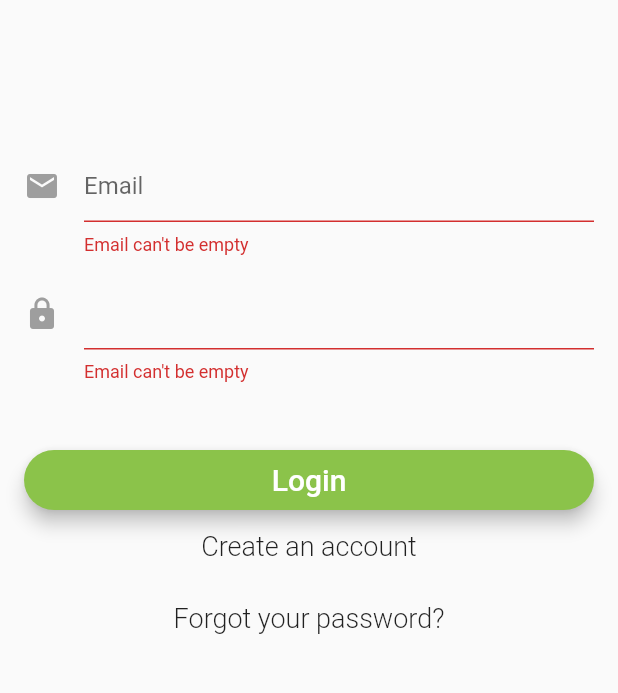
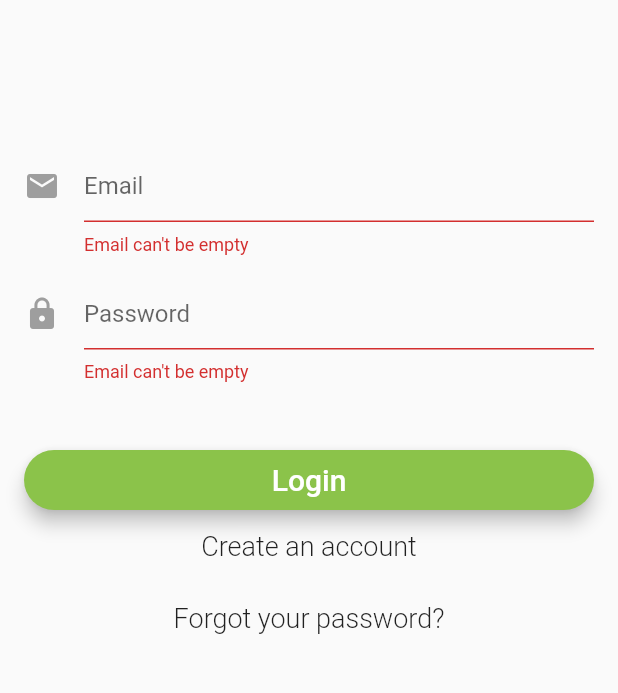
Before and after one commit to mcmalloy/ecoscope_app, a Flutter app: the screen it shows after launch, after a tap on "Login", on a phone screen of 412 x 824 dp, the part 378-1071 px from its top. Run offline on Flutter 3.47's test engine with Material 2 defaults, Android fonts, the phone set to English and light mode, and no system bars; our stand-ins replace firebase_auth, firebase_database, pie_chart; accounts and stored records are empty.

```diff
--- a/lib/models/MenuTabs.dart
+++ b/lib/models/MenuTabs.dart
@@ -3,7 +3,7 @@ import 'package:flutter/material.dart';
 //next level
 import 'package:ecoscope_app/pages/ProfileTab.dart';
 import 'package:ecoscope_app/pages/ElectricityMonitoringTab.dart';
-class OtherScreen extends StatelessWidget {
+class MenuTabs extends StatelessWidget {
   @override
   Widget build(BuildContext context) {
     return new DefaultTabController(
--- a/lib/pages/login_page.dart
+++ b/lib/pages/login_page.dart
@@ -26,7 +26,7 @@ class _LoginPageState extends State<LoginSignupPage> {
   FormMode _formMode = FormMode.LOGIN;
   bool _isIos;
   bool _isLoading;
-  String passwordText = "";
+  String passwordText = "Password";
 
   // Check if form is valid before performing login or signup
   bool _validateAndSave() {
@@ -44,6 +44,11 @@ class _LoginPageState extends State<LoginSignupPage> {
       _errorMessage = "";
       _isLoading = true;
     });
+    if(_formMode == FormMode.FORGOTPASSWORD){
+      print("EMAIL IN QUESTION: "+_email);
+      widget.auth.resetPassword(_email);
+    }
+    else {
       if (_validateAndSave()) {
         String userId = "";
         try {
@@ -73,6 +78,7 @@ class _LoginPageState extends State<LoginSignupPage> {
             } else
               _errorMessage = e.message;
           });
+        }
       }
     }
   }
@@ -152,8 +158,27 @@ class _LoginPageState extends State<LoginSignupPage> {
       },
     );
   }
-
+  // TODO: SUPER INDIAN CODE IN _showBody()!! We only want to display email field during password reset
   Widget _showBody(){
+    if(_formMode == FormMode.FORGOTPASSWORD){
+      return new Container(
+          padding: EdgeInsets.all(16.0),
+          child: new Form(
+            key: _formKey,
+            child: new ListView(
+              shrinkWrap: true,
+              children: <Widget>[
+                _showLogo(),
+                _showEmailInput(),
+                _showPrimaryButton(),
+                _showCreateAccountButton(),
+                _showErrorMessage(),
+                _showForgotPasswordButton()
+              ],
+            ),
+          ));
+    }
+    else{
       return new Container(
           padding: EdgeInsets.all(16.0),
           child: new Form(
@@ -171,6 +196,8 @@ class _LoginPageState extends State<LoginSignupPage> {
               ],
             ),
           ));
+    }
+
   }
 
   Widget _showErrorMessage() {
@@ -265,9 +292,10 @@ class _LoginPageState extends State<LoginSignupPage> {
           ),
         );
   }
+
   String _determineButton(){   // This String method determines what the textfield inside the Primary button should be.
     String buttonText="";
-    if(_formMode== FormMode.LOGIN){
+    if(_formMode == FormMode.LOGIN){
       buttonText = "Login";
       return buttonText;
     }
--- a/lib/pages/root_page.dart
+++ b/lib/pages/root_page.dart
@@ -2,6 +2,8 @@ import 'package:flutter/material.dart';
 import 'package:ecoscope_app/services/authentication.dart';
 import 'package:ecoscope_app/pages/home_page.dart';
 import 'package:ecoscope_app/pages/login_page.dart';
+import 'package:ecoscope_app/models/MenuTabs.dart';
+import 'package:ecoscope_app/pages/ProfileTab.dart';
 
 class RootPage extends StatefulWidget {
   RootPage({this.auth});
@@ -78,11 +80,12 @@ class _RootPageState extends State<RootPage> {
         break;
       case AuthStatus.LOGGED_IN:
         if (_userId.length > 0 && _userId != null) {
-          return new HomePage(
-            userId: _userId,
-            auth: widget.auth,
-            onSignedOut: _onSignedOut,
-          );
+//          return new HomePage(
+//            userId: _userId,
+//            auth: widget.auth,
+//            onSignedOut: _onSignedOut,
+//          );
+        return new MenuTabs();
         } else return _buildWaitingScreen();
         break;
       default:
--- a/lib/services/authentication.dart
+++ b/lib/services/authentication.dart
@@ -13,6 +13,8 @@ abstract class BaseAuth {
   Future<void> signOut();
 
   Future<bool> isEmailVerified();
+
+  Future<void> resetPassword(String email);
 }
 
 class Auth implements BaseAuth {
@@ -49,4 +51,8 @@ class Auth implements BaseAuth {
     return user.isEmailVerified;
   }
 
+  Future<void> resetPassword(String email) async {
+    return _firebaseAuth.sendPasswordResetEmail(email: email);
+  }
+
 }
--- a/pubspec.yaml
+++ b/pubspec.yaml
@@ -24,7 +24,8 @@ dependencies:
   firebase_database: 3.0.3
   flutter:
     sdk: flutter
-
+  charts_flutter: ^0.6.0
+  pie_chart: ^0.1.0
   # The following adds the Cupertino Icons font to your application.
   # Use with the CupertinoIcons class for iOS style icons.
   cupertino_icons: ^0.1.2
```
Also changed, not shown: lib/pages/ElectricityMonitoringTab.dart (+20 -2 lines), lib/pages/ProfileTab.dart (+15 -2 lines), pubspec.lock. Lines whose indentation alone changed are shown as unchanged.
